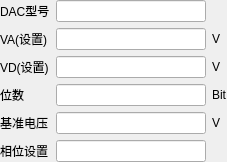
Quenii/ADCEVM-minor, file trunk/soft/zebra-tester/qdactypewidget.ui: the form before one commit.
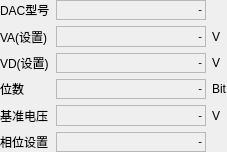
The form after the commit. Custom widgets are drawn as their Qt base class.

Diff of the .ui file:
```diff
--- a/trunk/soft/zebra-tester/qdactypewidget.ui
+++ b/trunk/soft/zebra-tester/qdactypewidget.ui
@@ -111,51 +111,154 @@
      </property>
     </widget>
    </item>
-   <item row="2" column="1">
-    <widget class="QLineEdit" name="lineEditVd">
-     <property name="readOnly">
-      <bool>true</bool>
-     </property>
-    </widget>
-   </item>
-   <item row="1" column="1">
-    <widget class="QLineEdit" name="lineEditVa">
-     <property name="readOnly">
-      <bool>true</bool>
-     </property>
-    </widget>
-   </item>
    <item row="0" column="1">
-    <widget class="QLineEdit" name="lineEditDacType">
-     <property name="readOnly">
-      <bool>true</bool>
+    <widget class="QLineLabel" name="dacType">
+     <property name="sizePolicy">
+      <sizepolicy hsizetype="Expanding" vsizetype="Preferred">
+       <horstretch>0</horstretch>
+       <verstretch>0</verstretch>
+      </sizepolicy>
+     </property>
+     <property name="frameShape">
+      <enum>QFrame::StyledPanel</enum>
+     </property>
+     <property name="text">
+      <string>&lt;!DOCTYPE HTML PUBLIC &quot;-//W3C//DTD HTML 4.0//EN&quot; &quot;http://www.w3.org/TR/REC-html40/strict.dtd&quot;&gt;
+&lt;html&gt;&lt;head&gt;&lt;meta name=&quot;qrichtext&quot; content=&quot;1&quot; /&gt;&lt;style type=&quot;text/css&quot;&gt;
+p, li { white-space: pre-wrap; }
+&lt;/style&gt;&lt;/head&gt;&lt;body style=&quot; font-family:'MS Shell Dlg 2'; font-size:8.25pt; font-weight:400; font-style:normal;&quot;&gt;
+&lt;p style=&quot; margin-top:0px; margin-bottom:0px; margin-left:0px; margin-right:0px; -qt-block-indent:0; text-indent:0px;&quot;&gt;&lt;span style=&quot; font-size:8pt;&quot;&gt;-&lt;/span&gt;&lt;/p&gt;&lt;/body&gt;&lt;/html&gt;</string>
+     </property>
+     <property name="alignment">
+      <set>Qt::AlignRight|Qt::AlignTrailing|Qt::AlignVCenter</set>
+     </property>
+    </widget>
+   </item>
+   <item row="1" column="1">
+    <widget class="QLineLabel" name="va">
+     <property name="sizePolicy">
+      <sizepolicy hsizetype="Expanding" vsizetype="Preferred">
+       <horstretch>0</horstretch>
+       <verstretch>0</verstretch>
+      </sizepolicy>
+     </property>
+     <property name="frameShape">
+      <enum>QFrame::StyledPanel</enum>
+     </property>
+     <property name="text">
+      <string>&lt;!DOCTYPE HTML PUBLIC &quot;-//W3C//DTD HTML 4.0//EN&quot; &quot;http://www.w3.org/TR/REC-html40/strict.dtd&quot;&gt;
+&lt;html&gt;&lt;head&gt;&lt;meta name=&quot;qrichtext&quot; content=&quot;1&quot; /&gt;&lt;style type=&quot;text/css&quot;&gt;
+p, li { white-space: pre-wrap; }
+&lt;/style&gt;&lt;/head&gt;&lt;body style=&quot; font-family:'MS Shell Dlg 2'; font-size:8.25pt; font-weight:400; font-style:normal;&quot;&gt;
+&lt;p style=&quot; margin-top:0px; margin-bottom:0px; margin-left:0px; margin-right:0px; -qt-block-indent:0; text-indent:0px;&quot;&gt;&lt;span style=&quot; font-size:8pt;&quot;&gt;-&lt;/span&gt;&lt;/p&gt;&lt;/body&gt;&lt;/html&gt;</string>
+     </property>
+     <property name="alignment">
+      <set>Qt::AlignRight|Qt::AlignTrailing|Qt::AlignVCenter</set>
+     </property>
+    </widget>
+   </item>
+   <item row="2" column="1">
+    <widget class="QLineLabel" name="vd">
+     <property name="sizePolicy">
+      <sizepolicy hsizetype="Expanding" vsizetype="Preferred">
+       <horstretch>0</horstretch>
+       <verstretch>0</verstretch>
+      </sizepolicy>
+     </property>
+     <property name="frameShape">
+      <enum>QFrame::StyledPanel</enum>
+     </property>
+     <property name="text">
+      <string>&lt;!DOCTYPE HTML PUBLIC &quot;-//W3C//DTD HTML 4.0//EN&quot; &quot;http://www.w3.org/TR/REC-html40/strict.dtd&quot;&gt;
+&lt;html&gt;&lt;head&gt;&lt;meta name=&quot;qrichtext&quot; content=&quot;1&quot; /&gt;&lt;style type=&quot;text/css&quot;&gt;
+p, li { white-space: pre-wrap; }
+&lt;/style&gt;&lt;/head&gt;&lt;body style=&quot; font-family:'MS Shell Dlg 2'; font-size:8.25pt; font-weight:400; font-style:normal;&quot;&gt;
+&lt;p style=&quot; margin-top:0px; margin-bottom:0px; margin-left:0px; margin-right:0px; -qt-block-indent:0; text-indent:0px;&quot;&gt;&lt;span style=&quot; font-size:8pt;&quot;&gt;-&lt;/span&gt;&lt;/p&gt;&lt;/body&gt;&lt;/html&gt;</string>
+     </property>
+     <property name="alignment">
+      <set>Qt::AlignRight|Qt::AlignTrailing|Qt::AlignVCenter</set>
      </property>
     </widget>
    </item>
    <item row="3" column="1">
-    <widget class="QLineEdit" name="lineEditBitCount">
-     <property name="readOnly">
-      <bool>true</bool>
+    <widget class="QLineLabel" name="bitCount">
+     <property name="sizePolicy">
+      <sizepolicy hsizetype="Expanding" vsizetype="Preferred">
+       <horstretch>0</horstretch>
+       <verstretch>0</verstretch>
+      </sizepolicy>
+     </property>
+     <property name="frameShape">
+      <enum>QFrame::StyledPanel</enum>
+     </property>
+     <property name="text">
+      <string>&lt;!DOCTYPE HTML PUBLIC &quot;-//W3C//DTD HTML 4.0//EN&quot; &quot;http://www.w3.org/TR/REC-html40/strict.dtd&quot;&gt;
+&lt;html&gt;&lt;head&gt;&lt;meta name=&quot;qrichtext&quot; content=&quot;1&quot; /&gt;&lt;style type=&quot;text/css&quot;&gt;
+p, li { white-space: pre-wrap; }
+&lt;/style&gt;&lt;/head&gt;&lt;body style=&quot; font-family:'MS Shell Dlg 2'; font-size:8.25pt; font-weight:400; font-style:normal;&quot;&gt;
+&lt;p style=&quot; margin-top:0px; margin-bottom:0px; margin-left:0px; margin-right:0px; -qt-block-indent:0; text-indent:0px;&quot;&gt;&lt;span style=&quot; font-size:8pt;&quot;&gt;-&lt;/span&gt;&lt;/p&gt;&lt;/body&gt;&lt;/html&gt;</string>
+     </property>
+     <property name="alignment">
+      <set>Qt::AlignRight|Qt::AlignTrailing|Qt::AlignVCenter</set>
      </property>
     </widget>
    </item>
    <item row="4" column="1">
-    <widget class="QLineEdit" name="lineEditRefVolt">
-     <property name="readOnly">
-      <bool>true</bool>
+    <widget class="QLineLabel" name="refVolt">
+     <property name="sizePolicy">
+      <sizepolicy hsizetype="Expanding" vsizetype="Preferred">
+       <horstretch>0</horstretch>
+       <verstretch>0</verstretch>
+      </sizepolicy>
+     </property>
+     <property name="frameShape">
+      <enum>QFrame::StyledPanel</enum>
+     </property>
+     <property name="text">
+      <string>&lt;!DOCTYPE HTML PUBLIC &quot;-//W3C//DTD HTML 4.0//EN&quot; &quot;http://www.w3.org/TR/REC-html40/strict.dtd&quot;&gt;
+&lt;html&gt;&lt;head&gt;&lt;meta name=&quot;qrichtext&quot; content=&quot;1&quot; /&gt;&lt;style type=&quot;text/css&quot;&gt;
+p, li { white-space: pre-wrap; }
+&lt;/style&gt;&lt;/head&gt;&lt;body style=&quot; font-family:'MS Shell Dlg 2'; font-size:8.25pt; font-weight:400; font-style:normal;&quot;&gt;
+&lt;p style=&quot; margin-top:0px; margin-bottom:0px; margin-left:0px; margin-right:0px; -qt-block-indent:0; text-indent:0px;&quot;&gt;&lt;span style=&quot; font-size:8pt;&quot;&gt;-&lt;/span&gt;&lt;/p&gt;&lt;/body&gt;&lt;/html&gt;</string>
+     </property>
+     <property name="alignment">
+      <set>Qt::AlignRight|Qt::AlignTrailing|Qt::AlignVCenter</set>
      </property>
     </widget>
    </item>
    <item row="5" column="1">
-    <widget class="QLineEdit" name="lineEditPhase">
-     <property name="readOnly">
-      <bool>true</bool>
+    <widget class="QLineLabel" name="phase">
+     <property name="sizePolicy">
+      <sizepolicy hsizetype="Expanding" vsizetype="Preferred">
+       <horstretch>0</horstretch>
+       <verstretch>0</verstretch>
+      </sizepolicy>
+     </property>
+     <property name="frameShape">
+      <enum>QFrame::StyledPanel</enum>
+     </property>
+     <property name="text">
+      <string>&lt;!DOCTYPE HTML PUBLIC &quot;-//W3C//DTD HTML 4.0//EN&quot; &quot;http://www.w3.org/TR/REC-html40/strict.dtd&quot;&gt;
+&lt;html&gt;&lt;head&gt;&lt;meta name=&quot;qrichtext&quot; content=&quot;1&quot; /&gt;&lt;style type=&quot;text/css&quot;&gt;
+p, li { white-space: pre-wrap; }
+&lt;/style&gt;&lt;/head&gt;&lt;body style=&quot; font-family:'MS Shell Dlg 2'; font-size:8.25pt; font-weight:400; font-style:normal;&quot;&gt;
+&lt;p style=&quot; margin-top:0px; margin-bottom:0px; margin-left:0px; margin-right:0px; -qt-block-indent:0; text-indent:0px;&quot;&gt;&lt;span style=&quot; font-size:8pt;&quot;&gt;-&lt;/span&gt;&lt;/p&gt;&lt;/body&gt;&lt;/html&gt;</string>
+     </property>
+     <property name="alignment">
+      <set>Qt::AlignRight|Qt::AlignTrailing|Qt::AlignVCenter</set>
      </property>
     </widget>
    </item>
   </layout>
  </widget>
  <layoutdefault spacing="6" margin="11"/>
+ <customwidgets>
+  <customwidget>
+   <class>QLineLabel</class>
+   <extends>QLabel</extends>
+   <header>qlinelabel.h</header>
+  </customwidget>
+ </customwidgets>
  <resources/>
  <connections/>
 </ui>
```
